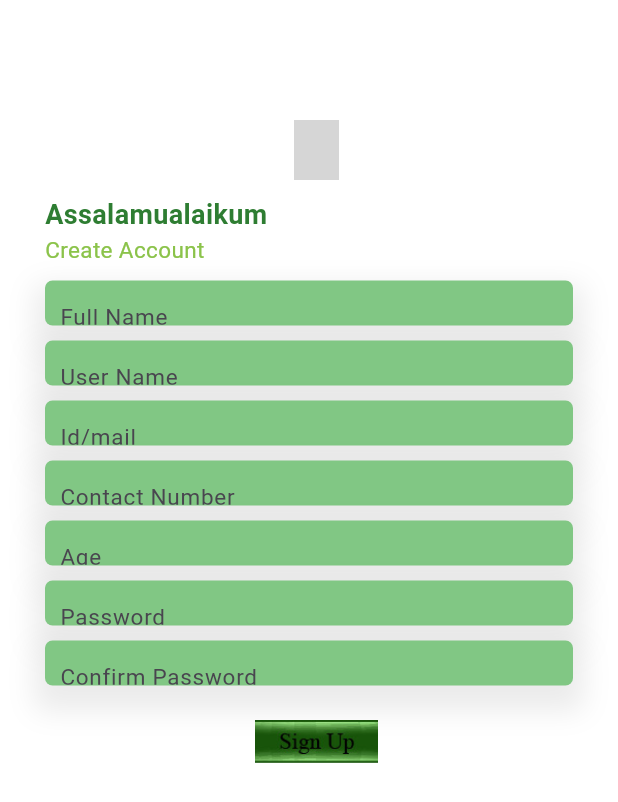
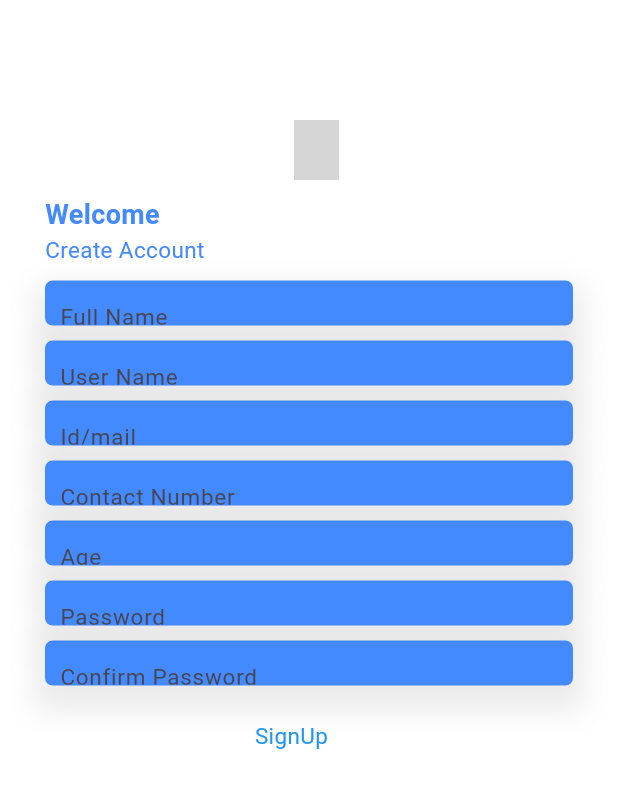
Before and after one commit to IsratJahanSamiha/UpSkillU, a Flutter app: the screen it shows after launch, after a tap on "Create New Account", on a phone screen of 412 x 824 dp. Shown: the top 802 px of the screen. Run offline on Flutter 3.47's test engine with Material 3 defaults, Android fonts, the phone set to English and light mode, and no system bars; grey boxes are pictures that could not be loaded.

Commit message:
adding loginPage, SignUP page- by Israt Jahan Samiha and updating readme file

```diff
--- a/lib/login.dart
+++ b/lib/login.dart
@@ -25,18 +25,20 @@ class _LogInState extends State<LogIn>{
     return Scaffold(
       backgroundColor: Colors.white ,
 
+
       body: Container(
         child: SingleChildScrollView(
           child: Column(
             children: [
+              SizedBox(height: 80,),
               Container(
-                margin: EdgeInsets.fromLTRB(0.00, 90.0,0.0, 0.0),
+                margin: EdgeInsets.fromLTRB(10.00, 90.0,10.0, 10.0),
                 width: 60,
                 height: 70,
                 decoration: BoxDecoration(
                     image: DecorationImage(
                         image: AssetImage(
-                          "assets/eceleratelogo.PNG",
+                          "assets/logo.PNG",
                         ),
                         fit: BoxFit.cover
                     )
@@ -53,21 +55,21 @@ class _LogInState extends State<LogIn>{
                       style: TextStyle(
                           fontWeight: FontWeight.bold,
                           fontSize: 20,
-                          color: Colors.green[800]
+                          color: Colors.blueAccent,
                       ),
                     ),
                     Text(
                       "Sign In",
                       style: TextStyle(
                           fontSize: 15,
-                          color: Colors.lightGreen
+                          color: Colors.blueAccent
                       ),
                     ),
                     SizedBox(height: 10,),
                     Container(
                       //margin: EdgeInsets.only(left: 10,top: 10,right: 10 ),
                       decoration: BoxDecoration(
-                          color: Colors.green[300],
+                          color: Colors.blueAccent,
                           borderRadius: BorderRadius.circular(5),
                           boxShadow: [
                             BoxShadow(
@@ -109,7 +111,7 @@ class _LogInState extends State<LogIn>{
                     Container(
                       //margin: EdgeInsets.only(left: 10,right: 10 ),
                       decoration: BoxDecoration(
-                          color: Colors.green[300],
+                          color: Colors.blueAccent,
                           borderRadius: BorderRadius.circular(5),
                           boxShadow: [
                             BoxShadow(
@@ -199,14 +201,7 @@ class _LogInState extends State<LogIn>{
                 // margin: EdgeInsets.fromLTRB(0.00, 100.0,0.0, 0.0),
                 width: w*.2,
                 height: h*.04,
-                decoration: BoxDecoration(
-                    image: DecorationImage(
-                        image: AssetImage(
-                          "assets/signIn.jpg",
-                        ),
-                        fit: BoxFit.cover
-                    )
-                ),
+
               ),
               SizedBox(height: 20,),
               Container(
@@ -239,7 +234,7 @@ class _LogInState extends State<LogIn>{
                     "Create New Account",
                     style: TextStyle(
                         fontSize: 15,
-                        color: Colors.lightGreen
+                        color: Colors.blueGrey
                     ),
                   ),
                 ),
@@ -250,7 +245,7 @@ class _LogInState extends State<LogIn>{
                 style: TextStyle(
                     fontSize: 20,
                     fontWeight: FontWeight.w800,
-                    color: Colors.green
+                    color: Colors.blue,
                 ),
               ),
             ],
--- a/lib/signup.dart
+++ b/lib/signup.dart
@@ -51,25 +51,25 @@ class _SignUpState extends State<SignUp>{
                         crossAxisAlignment: CrossAxisAlignment.start,
                         children: [
                           Text(
-                            "Assalamualaikum",
+                            "Welcome",
                             style: TextStyle(
                                 fontWeight: FontWeight.bold,
                                 fontSize: 18,
-                                color: Colors.green[800]
+                                color: Colors.blueAccent
                             ),
                           ),
                           Text(
                             "Create Account",
                             style: TextStyle(
                                 fontSize: 15,
-                                color: Colors.lightGreen
+                                color: Colors.blueAccent
                             ),
                           ),
                           SizedBox(height: 10,),
                           Container(
                             //margin: EdgeInsets.only(left: 10,top: 10,right: 10 ),
                             decoration: BoxDecoration(
-                                color: Colors.green[300],
+                                color: Colors.blueAccent,
                                 borderRadius: BorderRadius.circular(5),
                                 boxShadow: [
                                   BoxShadow(
@@ -106,7 +106,7 @@ class _SignUpState extends State<SignUp>{
                           Container(
                             //margin: EdgeInsets.only(left: 10,top: 10,right: 10 ),
                             decoration: BoxDecoration(
-                                color: Colors.green[300],
+                                color: Colors.blueAccent,
                                 borderRadius: BorderRadius.circular(5),
                                 boxShadow: [
                                   BoxShadow(
@@ -143,7 +143,7 @@ class _SignUpState extends State<SignUp>{
                           Container(
                             //margin: EdgeInsets.only(left: 10,top: 10,right: 10 ),
                             decoration: BoxDecoration(
-                                color: Colors.green[300],
+                                color: Colors.blueAccent,
                                 borderRadius: BorderRadius.circular(5),
                                 boxShadow: [
                                   BoxShadow(
@@ -180,7 +180,7 @@ class _SignUpState extends State<SignUp>{
                           Container(
                             //margin: EdgeInsets.only(left: 10,top: 10,right: 10 ),
                             decoration: BoxDecoration(
-                                color: Colors.green[300],
+                                color: Colors.blueAccent,
                                 borderRadius: BorderRadius.circular(5),
                                 boxShadow: [
                                   BoxShadow(
@@ -217,7 +217,7 @@ class _SignUpState extends State<SignUp>{
                           Container(
                             //margin: EdgeInsets.only(left: 10,top: 10,right: 10 ),
                             decoration: BoxDecoration(
-                                color: Colors.green[300],
+                                color: Colors.blueAccent,
                                 borderRadius: BorderRadius.circular(5),
                                 boxShadow: [
                                   BoxShadow(
@@ -254,7 +254,7 @@ class _SignUpState extends State<SignUp>{
                           Container(
                             //margin: EdgeInsets.only(left: 10,right: 10 ),
                             decoration: BoxDecoration(
-                                color: Colors.green[300],
+                                color: Colors.blueAccent,
                                 borderRadius: BorderRadius.circular(5),
                                 boxShadow: [
                                   BoxShadow(
@@ -291,7 +291,7 @@ class _SignUpState extends State<SignUp>{
                           Container(
                             //margin: EdgeInsets.only(left: 10,right: 10 ),
                             decoration: BoxDecoration(
-                                color: Colors.green[300],
+                                color: Colors.blueAccent,
                                 borderRadius: BorderRadius.circular(5),
                                 boxShadow: [
                                   BoxShadow(
@@ -340,14 +340,13 @@ class _SignUpState extends State<SignUp>{
                             // margin: EdgeInsets.fromLTRB(0.00, 100.0,0.0, 0.0),
                             width: w*.2,
                             height: h*.035,
-                            decoration: BoxDecoration(
-                                image: DecorationImage(
-                                    image: AssetImage(
-                                      "assets/signup.jpg",
-                                    ),
-                                    fit: BoxFit.cover
-                                )
-                            ),
+                            child: Text(
+                              "SignUp",
+                              style: TextStyle(
+                                  fontSize: 15,
+                                  color: Colors.blue
+                              ),
+                             ),
                           ),
                         ),
                       ),
--- a/pubspec.yaml
+++ b/pubspec.yaml
@@ -66,6 +66,7 @@ flutter:
     - assets/javalogo.png
     - assets/signIn.jpg
     - assets/signup.jpg
+    - assets/logo.PNG
   #   - images/a_dot_burr.jpeg
   #   - images/a_dot_ham.jpeg
 
```
Also changed, not shown: assets/logo.PNG (added), 6 other files.
